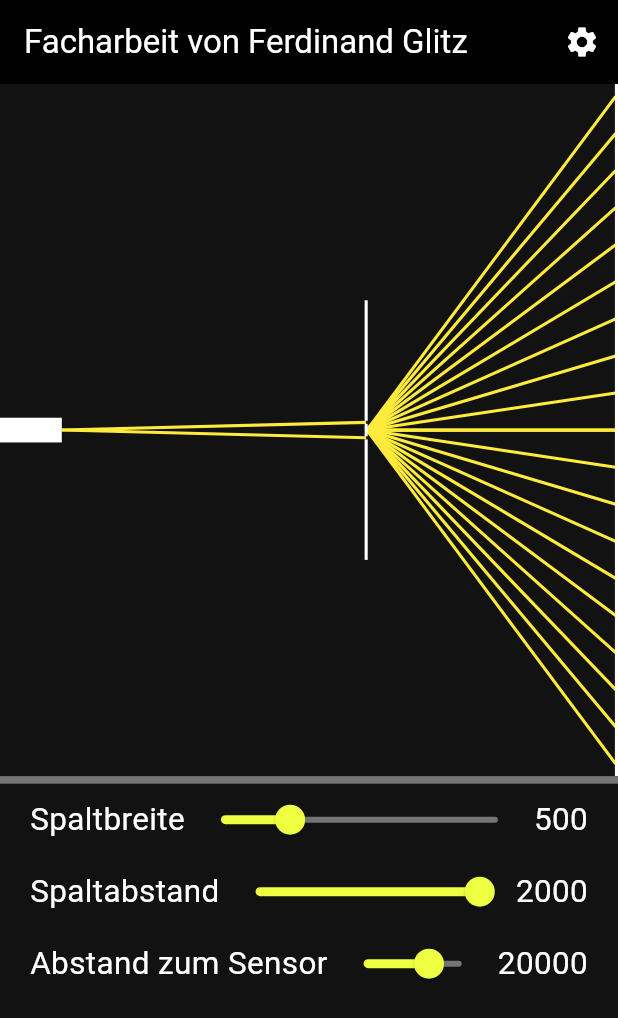
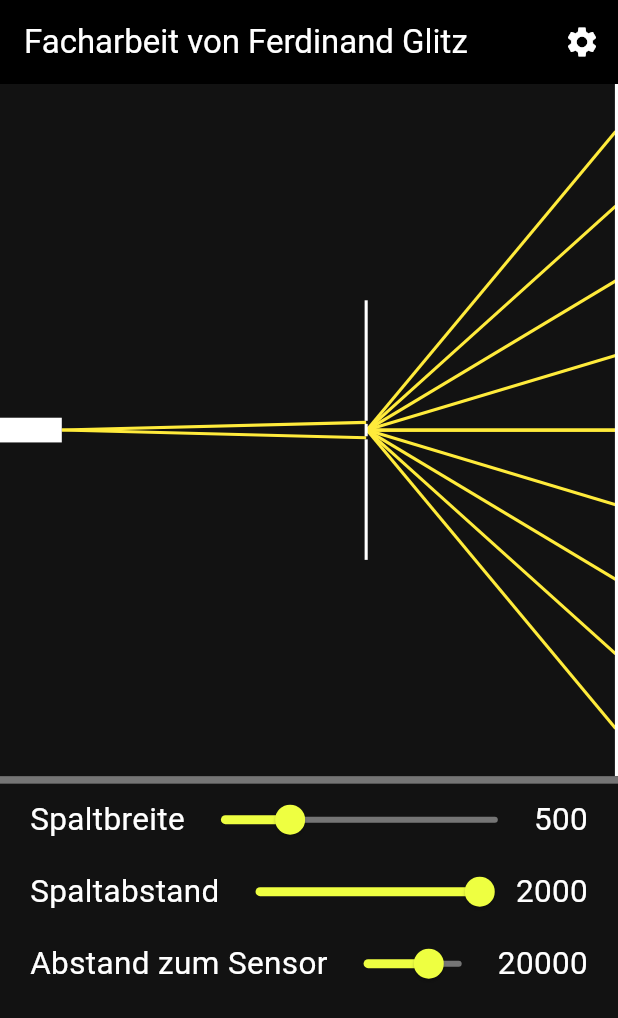
Before and after one commit to FerdiGlitz/physik_facharbeit, a Flutter app: the screen it shows after launch, on a phone screen of 412 x 824 dp. Shown: the top 1018 px of the screen. Run offline on Flutter 3.47's test engine with Material 3 defaults, Android fonts, the phone set to English and light mode, and no system bars.

Commit message:
general bug & error fix

```diff
--- a/lib/main.dart
+++ b/lib/main.dart
@@ -135,6 +135,7 @@ class _MyHomePageState extends State<MyHomePage> {
         Expanded(
           child: Slider (
               value: abstandZumSensor,
+              min: 200,
               max: 30000,
               inactiveColor: Colors.grey.shade600,
               activeColor: Colors.limeAccent,
--- a/lib/sim.dart
+++ b/lib/sim.dart
@@ -1,3 +1,5 @@
+import 'dart:math';
+
 import 'package:flutter/material.dart';
 import 'package:physik_facharbeit/line_painter.dart';
 import 'package:physik_facharbeit/line.dart';
@@ -155,10 +157,29 @@ class _SimTopViewState extends State<SimTopView> {
 
   List<Line> maximaBerechnen() {
     List<Line> lines = [];
-    for (int i = 0; abstandZumNulltenMaximum(600, widget.spaltabstand, widget.abstandZumSensor, i) * 0.01 * MediaQuery.of(context).size.height * 0.0005 < MediaQuery.of(context).size.height * 0.28; i++) {
-      lines.add(Line(lineStart: resultLineStart(), lineEnd: Offset(MediaQuery.of(context).size.width - MediaQuery.of(context).size.width * 0.005, MediaQuery.of(context).size.height * 0.28 + abstandZumNulltenMaximum(600, widget.spaltabstand, widget.abstandZumSensor, i) * 0.01 * MediaQuery.of(context).size.height * 0.0005)));
-      lines.add(Line(lineStart: resultLineStart(), lineEnd: Offset(MediaQuery.of(context).size.width - MediaQuery.of(context).size.width * 0.005, MediaQuery.of(context).size.height * 0.28 - abstandZumNulltenMaximum(600, widget.spaltabstand, widget.abstandZumSensor, i) * 0.01 * MediaQuery.of(context).size.height * 0.0005)));
+    for (int i = 0; calculateLine(wellenlaenge: 600, d: widget.spaltabstand, e: widget.abstandZumSensor, k: i)[0].lineEnd.dy * MediaQuery.of(context).size.height * 0.0006 < MediaQuery.of(context).size.height * 0.28; i++) {
+      ///alpha falsch, neues winkelbasiertes System in Arbeit
+      lines.addAll(calculateLine(wellenlaenge: 600, d: widget.spaltabstand, e: widget.abstandZumSensor, k: i));
     }
     return lines;
   }
+
+  List<Line> calculateLine ({required double wellenlaenge, required double d, required double e, required int k}) {
+    double alpha = alphaBerechnen(e, abstandZumNulltenMaximum(wellenlaenge, d, e, k));
+    double ePixel = MediaQuery.of(context).size.width - MediaQuery.of(context).size.width * 0.005 - resultLineStart().dx;
+    double ak = abstandZumNulltenMaximum(wellenlaenge, d, e, k);
+    double stretchFactor = ePixel / e; ///epixel / e = faktor für ak
+    double akUI = ak * stretchFactor;
+    //debugPrint('Alpha real $k. Maximum: $alpha}');
+    debugPrint('Alpha UI $k. Maximum: ${alphaBerechnen(ePixel, akUI).toString()}');
+    Line lineBottom = Line(lineStart: resultLineStart(), lineEnd: Offset(MediaQuery.of(context).size.width - MediaQuery.of(context).size.width * 0.005, MediaQuery.of(context).size.height * 0.28 + akUI));
+    Line lineTop = Line(lineStart: resultLineStart(), lineEnd: Offset(MediaQuery.of(context).size.width - MediaQuery.of(context).size.width * 0.005, MediaQuery.of(context).size.height * 0.28 - akUI));
+    return [lineBottom, lineTop];
+  }
+
+  double alphaBerechnen(double e, double ak) {
+    double laengeAnkathete = e;
+    double laengeGegenkathete = ak;
+    return atan(laengeGegenkathete / laengeAnkathete) * (180 / pi); ///Grad
+  }
 }
```
